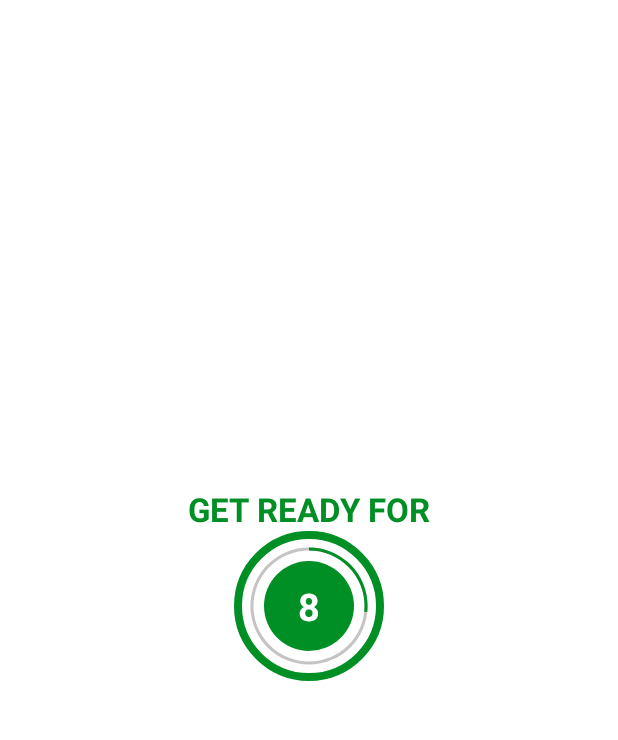
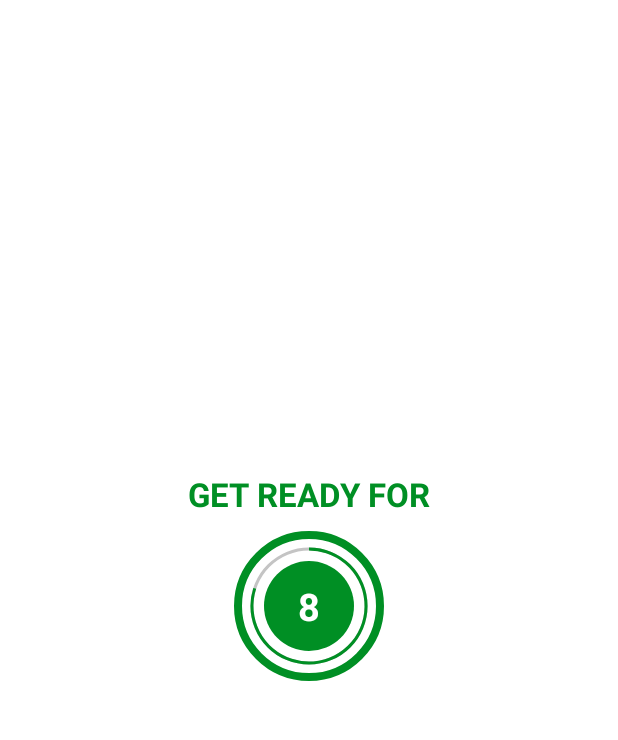
Before and after one commit to zangeronimo/7MinutesWorkout, an Android app: the ExerciseActivity screen opened directly, with no data from a screen before it, on a phone screen of 412 x 824 dp, the part 62-802 px from its top. Run offline under Robolectric (Android 15) with nearby library versions, the phone set to English and light mode, and no system bars.

Commit message:
feat: add exercise timer

```diff
--- a/app/src/main/res/layout/activity_exercise.xml
+++ b/app/src/main/res/layout/activity_exercise.xml
@@ -25,20 +25,27 @@
         android:textColor="@color/colorAccent"
         android:textSize="22sp"
         android:textStyle="bold"
-        app:layout_constraintBottom_toTopOf="@+id/flProgressBar"
+        app:layout_constraintBottom_toTopOf="@+id/llProgressBar"
         app:layout_constraintEnd_toEndOf="parent"
         app:layout_constraintStart_toStartOf="parent" />
+
+    <LinearLayout
+        android:id="@+id/llProgressBar"
+        android:layout_width="match_parent"
+        android:layout_height="wrap_content"
+        android:orientation="vertical"
+        android:gravity="center"
+        app:layout_constraintBottom_toBottomOf="parent"
+        app:layout_constraintEnd_toEndOf="parent"
+        app:layout_constraintStart_toStartOf="parent"
+        app:layout_constraintTop_toBottomOf="@+id/toolbarExercise">
 
         <FrameLayout
             android:id="@+id/flProgressBar"
             android:layout_width="100dp"
             android:layout_height="100dp"
             android:layout_marginTop="10dp"
-        android:background="@drawable/item_circular_color_accent_border"
-        app:layout_constraintBottom_toBottomOf="parent"
-        app:layout_constraintEnd_toEndOf="parent"
-        app:layout_constraintStart_toStartOf="parent"
-        app:layout_constraintTop_toBottomOf="@+id/toolbarExercise">
+            android:background="@drawable/item_circular_color_accent_border">
 
             <ProgressBar
                 android:id="@+id/progressBar"
@@ -49,7 +56,7 @@
                 android:background="@drawable/circular_progress_gray"
                 android:progressDrawable="@drawable/circular_progress_bar"
                 android:indeterminate="false"
-            android:max="30"
+                android:max="10"
                 android:progress="100"
                 android:rotation="-90" />
 
@@ -73,4 +80,47 @@
 
         </FrameLayout>
 
+        <FrameLayout
+            android:id="@+id/flExerciseView"
+            android:layout_width="100dp"
+            android:layout_height="100dp"
+            android:layout_marginTop="10dp"
+            tools:visibility="visible"
+            android:visibility="gone"
+            android:background="@drawable/item_circular_color_accent_border">
+
+            <ProgressBar
+                android:id="@+id/progressBarExercise"
+                style="?android:attr/progressBarStyleHorizontal"
+                android:layout_width="100dp"
+                android:layout_height="100dp"
+                android:layout_gravity="center"
+                android:background="@drawable/circular_progress_gray"
+                android:progressDrawable="@drawable/circular_progress_bar"
+                android:indeterminate="false"
+                android:max="30"
+                android:progress="300"
+                android:rotation="-90" />
+
+            <LinearLayout
+                android:layout_width="60dp"
+                android:layout_height="60dp"
+                android:layout_gravity="center"
+                android:background="@drawable/item_circular_color_accent_background"
+                android:gravity="center">
+
+                <TextView
+                    android:id="@+id/tvTimerExercise"
+                    android:layout_width="wrap_content"
+                    android:layout_height="wrap_content"
+                    android:textColor="@color/white"
+                    android:textSize="25sp"
+                    android:textStyle="bold"
+                    android:text="30"
+                    />
+            </LinearLayout>
+
+        </FrameLayout>
+    </LinearLayout>
+
 </androidx.constraintlayout.widget.ConstraintLayout>
```
Also changed, not shown: app/src/main/java/br/com/tudolinux/a7minutesworkout/ExerciseActivity.kt (+36 -0 lines). Lines whose indentation alone changed are shown as unchanged.
